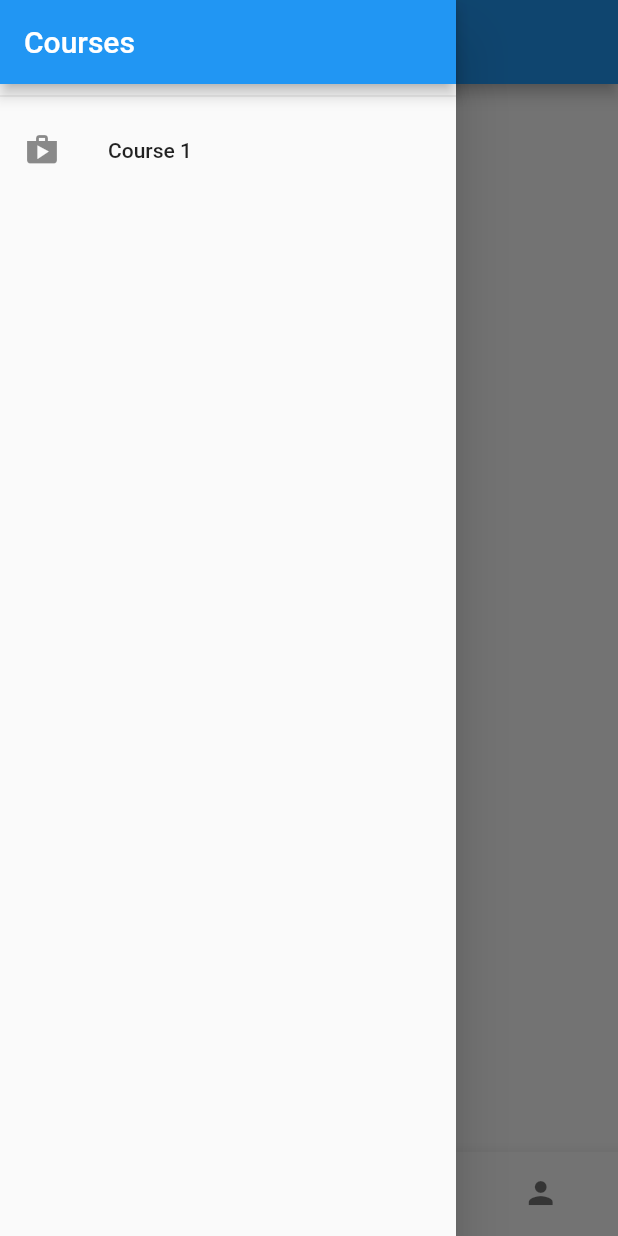
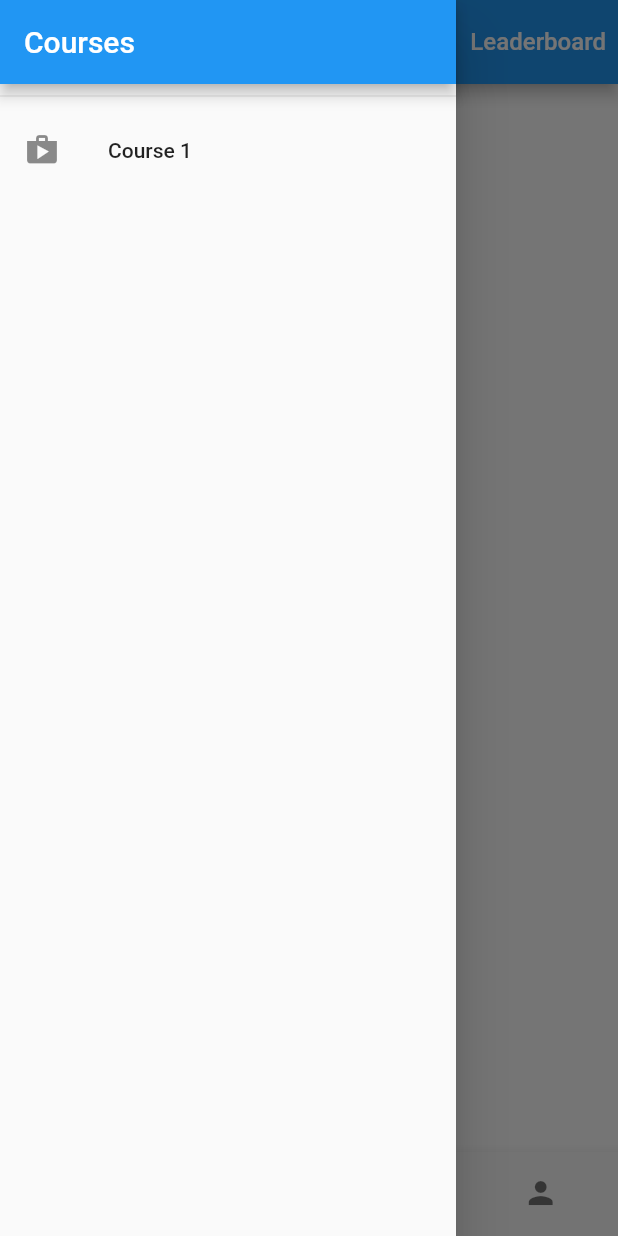
Before and after one commit to InnoSWP/ReusEdAppG7, a Flutter app: the screen it shows once a user with an empty profile is signed in, item 2 of the bottom bar chosen, with the side drawer open, on a phone screen of 412 x 824 dp. Run offline on Flutter 3.47's test engine with Material 2 defaults, Android fonts, the phone set to English and light mode, and no system bars; our stand-ins replace cloud_firestore, firebase_auth, firebase_core; accounts and stored records are empty.

Commit message:
Added two buttons on Social Screen.

```diff
--- a/reused_flutter/lib/main_nav.dart
+++ b/reused_flutter/lib/main_nav.dart
@@ -22,12 +22,44 @@ class _MainNavigationState extends State<MainNavigation> {
     const ProfileMainScreen(),
   ];
 
+  bool _forumActive = true;
+
   PreferredSizeWidget _getAppBar(BuildContext context, int _selectedIndex) {
     switch (_selectedIndex) {
       case 0:
         return AppBar(title: const Text("Dashboard"));
       case 1:
-        return AppBar(title: const Text("Social"));
+        return AppBar(
+          title: const Text("Social"),
+          actions: [
+            TextButton(
+              onPressed: () {
+                setState(() {
+                  if (!_forumActive) _forumActive = true;
+                });
+              },
+              child: Text("Forum",
+                  style: TextStyle(
+                    color: Colors.white,
+                    fontSize: _forumActive ? 18 : 16,
+                    fontWeight: _forumActive ? FontWeight.bold : null,
+                  )),
+            ),
+            TextButton(
+              onPressed: () {
+                setState(() {
+                  if (_forumActive) _forumActive = false;
+                });
+              },
+              child: Text("Leaderboard",
+                  style: TextStyle(
+                    color: Colors.white,
+                    fontSize: _forumActive ? 16 : 18,
+                    fontWeight: _forumActive ? null : FontWeight.bold,
+                  )),
+            ),
+          ],
+        );
       case 2:
         return AppBar(title: const Text("Shop"));
       case 3:
--- a/reused_flutter/lib/screens/social/main_screen.dart
+++ b/reused_flutter/lib/screens/social/main_screen.dart
@@ -6,8 +6,10 @@ class SocialMainScreen extends StatelessWidget {
 
   @override
   Widget build(BuildContext context) {
-    return Center(
-      child: Text("Social"),
+    return const Scaffold(
+      resizeToAvoidBottomInset: false,
+      backgroundColor: Colors.white,
+      body: null,
     );
   }
 }
```
